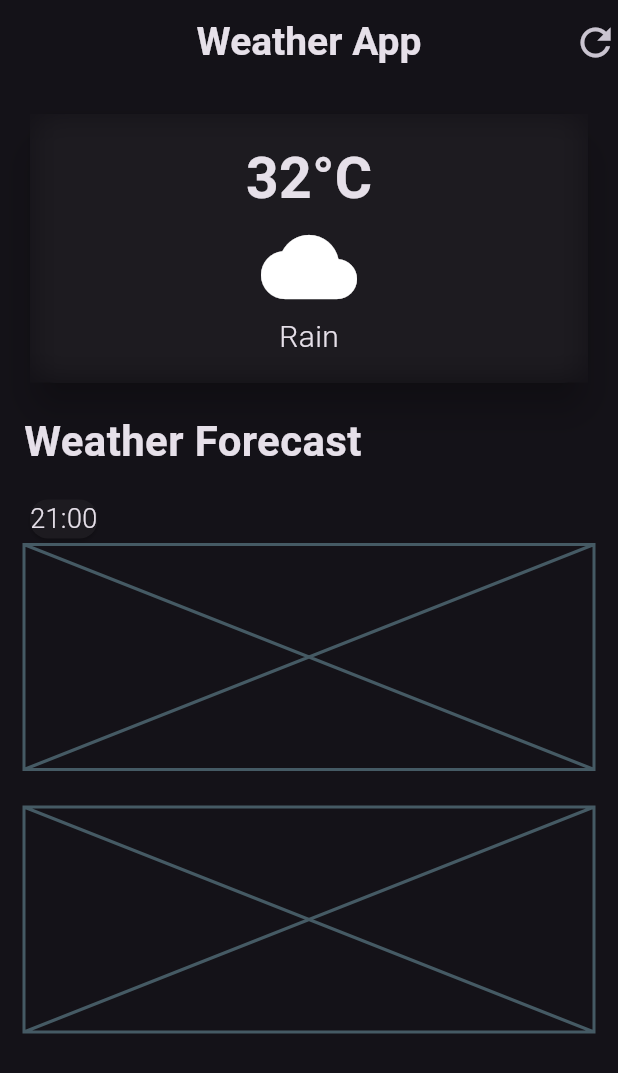
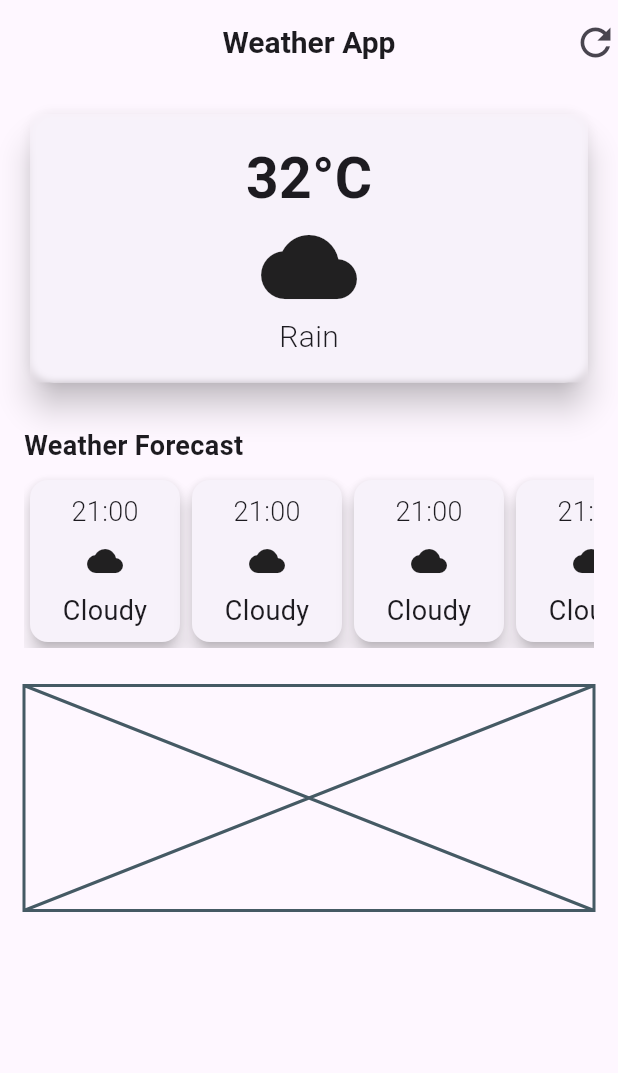
Before and after one commit to WebX-Divin/weather_app, a Flutter app: the screen it shows after launch, on a phone screen of 412 x 824 dp. Shown: the top 1073 px of the screen. Run offline on Flutter 3.47's test engine with Material 3 defaults, Android fonts, the phone set to English and light mode, and no system bars.

Commit message:
Emulators Works

```diff
--- a/lib/main.dart
+++ b/lib/main.dart
@@ -11,9 +11,8 @@ class MyApp extends StatelessWidget{
   @override
   Widget build(BuildContext context){
     return MaterialApp(
-      theme: ThemeData.dark(
-        useMaterial3: true,
-      ),
+      debugShowCheckedModeBanner: false,
+      theme: ThemeData.light(useMaterial3: true),
       home: const WeatherScreen(),
     );
   }
--- a/lib/weather_screen.dart
+++ b/lib/weather_screen.dart
@@ -12,7 +12,7 @@ class WeatherScreen extends StatelessWidget {
         title: const Text(
           'Weather App',
           style: TextStyle(
-            fontSize: 26,
+            fontSize: 20,
             fontWeight: FontWeight.bold,
           ),
         ),
@@ -35,15 +35,16 @@ class WeatherScreen extends StatelessWidget {
             SizedBox(
               width: double.infinity,
               child: Card(
-                elevation: 10,
+                elevation: 9,
                 shape: RoundedRectangleBorder(
                   borderRadius: BorderRadius.circular(16),
                 ),
                 child: ClipRRect(
                   child: BackdropFilter(
                     filter: ImageFilter.blur(
-                      sigmaX: 10,
-                      sigmaY: 10,
+                      sigmaX: 2.6,
+                      sigmaY: 2.6,
+                      tileMode: TileMode.clamp,
                     ),
                     child: const Padding(
                     padding: EdgeInsets.all(16),
@@ -74,40 +75,32 @@ class WeatherScreen extends StatelessWidget {
                 ),
               ),
             ),
-            const SizedBox(height: 15),
+            const SizedBox(height: 25),
             //secondary card
             const Align(
               alignment: Alignment.centerLeft,
               child: Text(
                 'Weather Forecast',
                 style: TextStyle(
-                  fontSize: 28,
+                  fontSize: 18,
                   fontWeight: FontWeight.bold,
                 ),
               ),
             ),
-            const SizedBox(height: 15),
-            const Row(
-              children: [
-                SizedBox(
-                  child: Card(
-                    child: Column(
-                      children: [
-                        Text('21:00',
-                        style: TextStyle(
-                          fontSize: 18,
-                          fontWeight: FontWeight.w300,
-                        ),
-                        ),
-                      ],
-                    ),
-                  ),
-                ),
-              ],
+            const SizedBox(height: 6),
+            const SingleChildScrollView(
+              scrollDirection: Axis.horizontal,
+              child: Row(
+                children: [
+                  HourlyForecast(),
+                  HourlyForecast(),
+                  HourlyForecast(),
+                  HourlyForecast(),
+                  HourlyForecast(),
+                ],
+              ),
             ),
-            const Placeholder(
-              fallbackHeight: 150,
-            ),
+
             const SizedBox(height: 25),
             //third card
             const Placeholder(
@@ -119,3 +112,44 @@ class WeatherScreen extends StatelessWidget {
     );
   }
 }
+
+class HourlyForecast extends StatelessWidget {
+  const HourlyForecast({
+    super.key
+  });
+
+  @override
+  Widget build(BuildContext context) {
+    return Card(
+      elevation: 5,
+      child: Container(
+        width: 100,
+        decoration: BoxDecoration(
+          borderRadius: BorderRadius.circular(12),
+        ),
+        padding: const EdgeInsets.all(8.0),
+        child: const Column(
+          children: [
+            Text(
+              '21:00',
+              style: TextStyle(
+                fontSize: 18,
+                fontWeight: FontWeight.w300,
+              ),
+            ),
+            SizedBox(height: 8),
+            Icon(Icons.cloud),
+            SizedBox(height: 8),
+            Text(
+              'Cloudy',
+              style: TextStyle(
+                fontSize: 18,
+                fontWeight: FontWeight.w400,
+              ),
+            )
+          ],
+        ),
+      ),
+    );
+  }
+}
```
Also changed, not shown: 1 other file.
